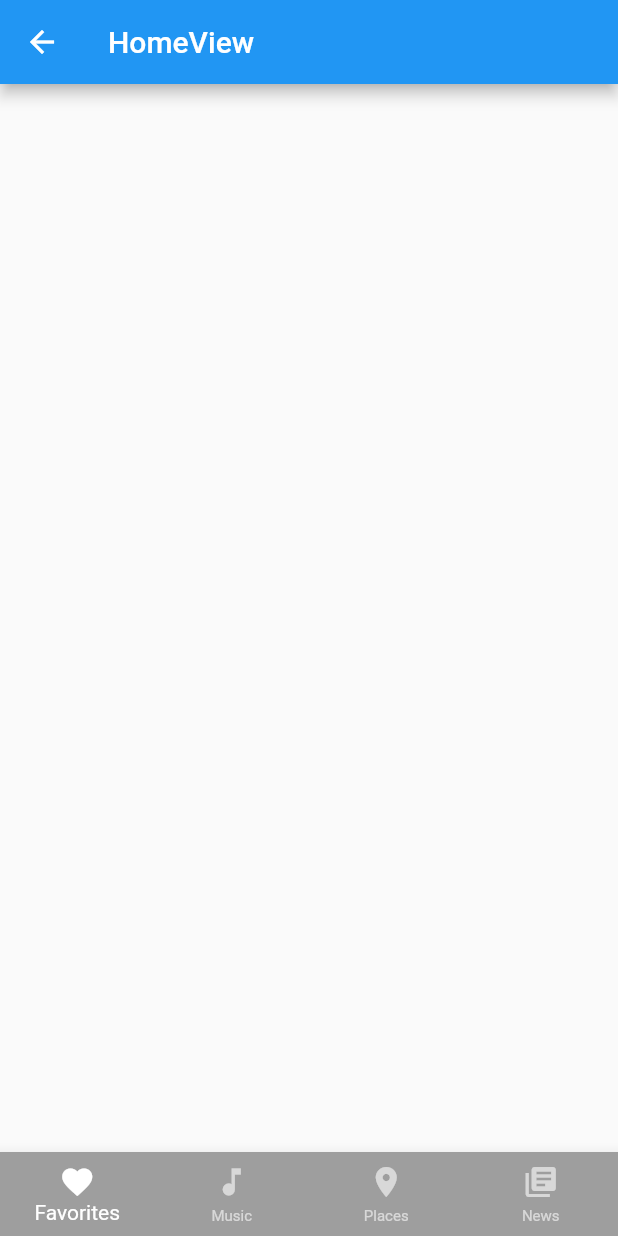
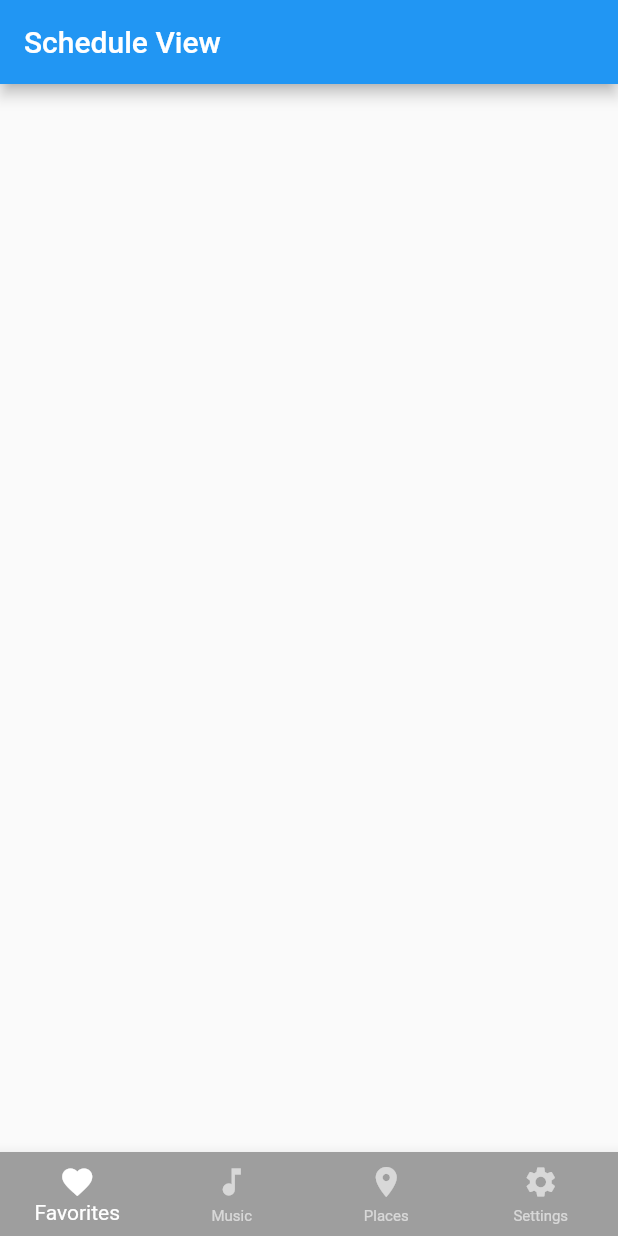
Before and after one commit to PE-Jeon/master_trainer_first, a Flutter app: the screen it shows after launch, on a phone screen of 412 x 824 dp. Run offline on Flutter 3.47's test engine with Material 2 defaults, Android fonts, the phone set to English and light mode, and no system bars; our stand-ins replace get.

Commit message:
[Navi Bar] CPT: Function / Next: Add more pages needed

```diff
--- a/lib/pages/home/presentation/controller/home_controller.dart
+++ b/lib/pages/home/presentation/controller/home_controller.dart
@@ -3,6 +3,8 @@ import 'dart:io';
 import 'package:get/get.dart';
 import 'package:master_trainer_first/pages/home/domain/adapters/repository_adapter.dart';
 import 'package:master_trainer_first/pages/home/domain/entity/cases_model.dart';
+import 'package:master_trainer_first/pages/home/presentation/views/home_view.dart';
+import 'package:master_trainer_first/pages/routine/presentation/views/routine_view.dart';
 
 class HomeController extends SuperController<CasesModel> {
   // HomeController({required this.homeRepository});
@@ -11,10 +13,7 @@ class HomeController extends SuperController<CasesModel> {
   var tabIndex = 0.obs;
 
   void changeTabIndex(int index) {
-    print('changeTabIndex');
-    print(index);
     tabIndex.value = index;
-    print(tabIndex.value);
   }
 
   @override
@@ -81,5 +80,4 @@ class HomeController extends SuperController<CasesModel> {
   void onResumed() {
     print('onResumed called');
   }
-
 }
--- a/lib/pages/home/presentation/views/home_view.dart
+++ b/lib/pages/home/presentation/views/home_view.dart
@@ -3,16 +3,23 @@
 import 'package:flutter/material.dart';
 import 'package:get/get.dart';
 import 'package:master_trainer_first/pages/home/presentation/controller/home_controller.dart';
+import 'package:master_trainer_first/pages/home/presentation/views/splashpage.dart';
+import 'package:master_trainer_first/pages/routine/presentation/views/routine_view.dart';
+import 'package:master_trainer_first/pages/schedule/presentation/views/schedule_view.dart';
 
 class HomeView extends GetView<HomeController> {
+
 
   @override
   Widget build(BuildContext context) {
     return Scaffold(
-      appBar: AppBar(
-        title: Text('HomeView'),
-      ),
-      body: Container(),
+      body: Obx(() => IndexedStack(
+        index: controller.tabIndex.value,
+        children: [
+          ScheduleView(),
+          RoutineView(),
+        ]
+      )),
       bottomNavigationBar: Obx(() => BottomNavigationBar(
         type: BottomNavigationBarType.fixed,
         backgroundColor: Colors.grey,
@@ -24,20 +31,20 @@ class HomeView extends GetView<HomeController> {
         onTap: controller.changeTabIndex,
         items: [
           BottomNavigationBarItem(
-            title: Text('Favorites'),
-            icon: Icon(Icons.favorite)
+            label: 'Favorites',
+            icon: Icon(Icons.favorite),
           ),
           BottomNavigationBarItem(
-              title: Text('Music'),
+              label: 'Music',
               icon: Icon(Icons.music_note)
           ),
           BottomNavigationBarItem(
-              title: Text('Places'),
+              label: 'Places',
               icon: Icon(Icons.location_on)
           ),
           BottomNavigationBarItem(
-              title: Text('News'),
-              icon: Icon(Icons.library_books)
+              label: 'Settings',
+              icon: Icon(Icons.settings)
           ),
         ],
       ),)
--- /dev/null
+++ b/lib/pages/schedule/presentation/views/schedule_view.dart
@@ -0,0 +1,20 @@
+import 'package:flutter/material.dart';
+
+class ScheduleView extends StatefulWidget {
+  const ScheduleView({Key? key}) : super(key: key);
+
+  @override
+  _ScheduleViewState createState() => _ScheduleViewState();
+}
+
+class _ScheduleViewState extends State<ScheduleView> {
+  @override
+  Widget build(BuildContext context) {
+    return Scaffold(
+      appBar: AppBar(
+        title: Text('Schedule View'),
+        automaticallyImplyLeading: false,
+      ),
+    );
+  }
+}
--- a/lib/routes/app_pages.dart
+++ b/lib/routes/app_pages.dart
@@ -18,7 +18,11 @@ abstract class AppPages {
     GetPage(
       name: Routes.HOME,
       page: () => HomeView(),
+      children: [
+        GetPage(name: Routes.SCHEDULE, page: () => SettingView()),
+        GetPage(name: Routes.ROUTINE, page: () => SettingView()),
+        GetPage(name: Routes.SETTING, page: () => SettingView()),
+      ]
     ),
-    GetPage(name: Routes.SETTING, page: () => SettingView()),
   ];
 }
--- a/lib/routes/app_routes.dart
+++ b/lib/routes/app_routes.dart
@@ -5,5 +5,7 @@ abstract class Routes{
   static const HOME = '/home';
   static const SETTING = '/setting';
   static const CHATTING = '/chatting';
+  static const ROUTINE = '/routine';
+  static const SCHEDULE = '/schedule';
 
 }
```
Also changed, not shown: lib/pages/home/presentation/views/splashpage.dart (+6 -1 lines), lib/pages/routine/presentation/controller/routine_controller.dart (added, +25 -0 lines), lib/pages/routine/presentation/views/routine_view.dart (added, +17 -0 lines).
